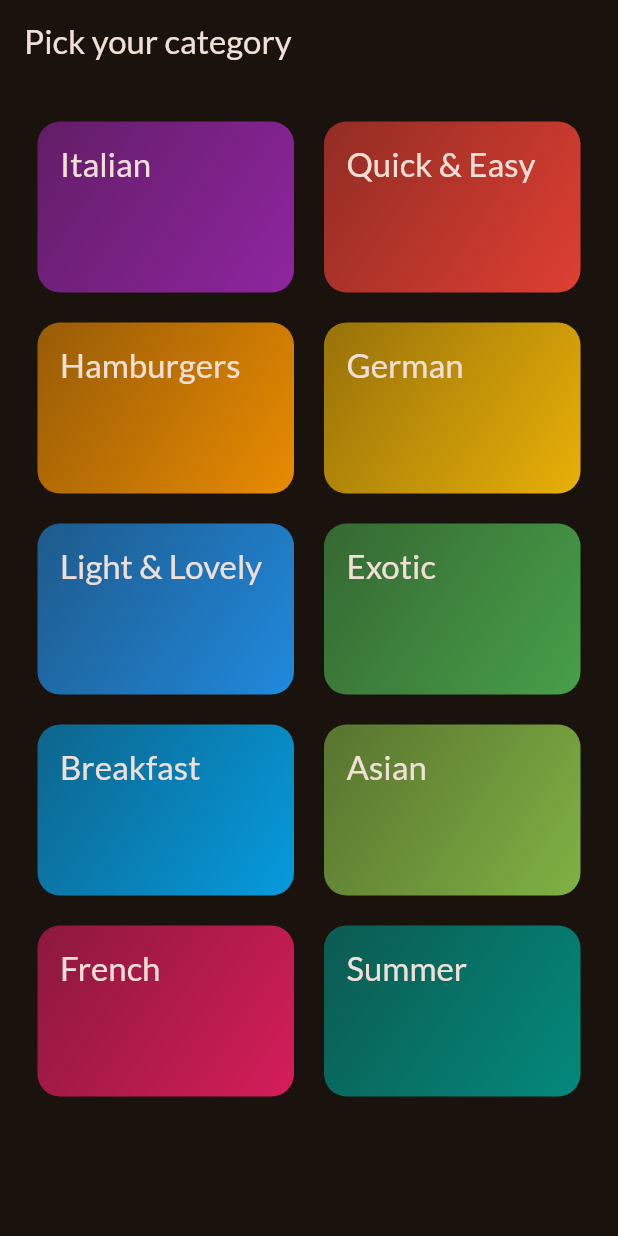
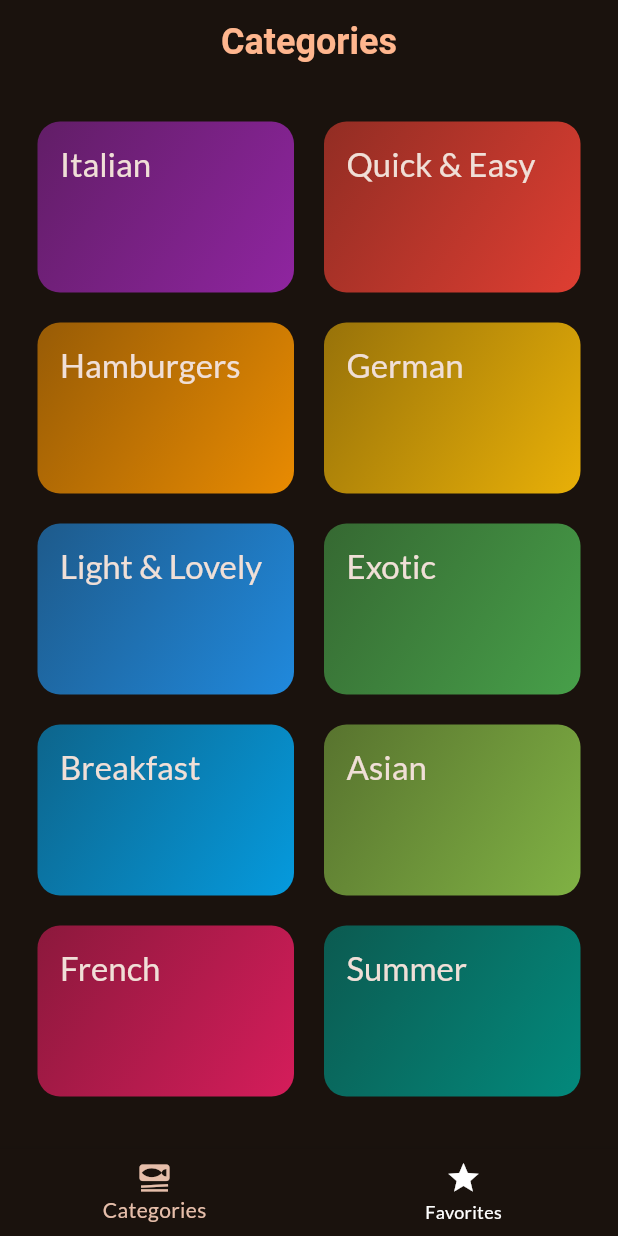
Before and after one commit to Nyctophilia58/meal_app, a Flutter app: the screen it shows after launch, on a phone screen of 412 x 824 dp. Run offline on Flutter 3.47's test engine with Material 3 defaults, Android fonts, the phone set to English and light mode, and no system bars; our stand-ins replace google_fonts, transparent_image.

```diff
--- a/lib/main.dart
+++ b/lib/main.dart
@@ -1,6 +1,6 @@
 import 'package:flutter/material.dart';
 import 'package:google_fonts/google_fonts.dart';
-import 'package:meal_app/screens/categories.dart';
+import 'package:meal_app/screens/tabs.dart';
 
 final theme = ThemeData(
   useMaterial3: true,
@@ -23,7 +23,7 @@ class MyApp extends StatelessWidget {
   Widget build(BuildContext context) {
     return MaterialApp(
       theme: theme,
-      home: const CategoriesScreen(),
+      home: const TabsScreen(),
     );
   }
 }
--- a/lib/screens/categories.dart
+++ b/lib/screens/categories.dart
@@ -22,11 +22,7 @@ class CategoriesScreen extends StatelessWidget{
 
   @override
   Widget build(BuildContext context){
-    return Scaffold(
-      appBar: AppBar(
-        title: const Text('Pick your category'),
-      ),
-      body: GridView(
+    return GridView(
         padding: const EdgeInsets.all(25),
         gridDelegate: SliverGridDelegateWithFixedCrossAxisCount(
           crossAxisCount: 2,
@@ -41,7 +37,6 @@ class CategoriesScreen extends StatelessWidget{
               _selectCategory(context, category);
             },),
         ],
-      )
-    );
+      );
   }
 }
--- a/lib/screens/meals.dart
+++ b/lib/screens/meals.dart
@@ -4,9 +4,9 @@ import '../models/meal.dart';
 import 'meal_detail_screen.dart';
 
 class MealsScreen extends StatelessWidget {
-  const MealsScreen({super.key, required this.title, required this.meals});
+  const MealsScreen({super.key, this.title, required this.meals});
 
-  final String title;
+  final String? title;
   final List<Meal> meals;
 
   void _selectMeal(BuildContext context, Meal meal){
@@ -50,9 +50,12 @@ class MealsScreen extends StatelessWidget {
       );
     }
 
+    if(title == null){
+      return content;
+    }
     return Scaffold(
       appBar: AppBar(
-        title: Text(title),
+        title: Text(title!),
       ),
       body: content,
     );
--- /dev/null
+++ b/lib/screens/tabs.dart
@@ -0,0 +1,66 @@
+import 'package:flutter/cupertino.dart';
+import 'package:flutter/material.dart';
+import 'categories.dart';
+import 'meals.dart';
+
+
+class TabsScreen extends StatefulWidget {
+  const TabsScreen({super.key});
+  @override
+  _TabsScreenState createState() => _TabsScreenState();
+}
+
+class _TabsScreenState extends State<TabsScreen> {
+  int _selectedPageIndex = 0;
+
+  void _selectPage(int index) {
+    setState(() {
+      _selectedPageIndex = index;
+    });
+  }
+
+  @override
+  Widget build(BuildContext context) {
+    Widget activePage = CategoriesScreen();
+    var activePageTitle = 'Categories';
+
+    if (_selectedPageIndex == 1) {
+      activePage = const MealsScreen(meals: []);
+      activePageTitle = 'Favorites';
+    }
+    return Scaffold(
+      appBar: AppBar(
+        title: Text(activePageTitle),
+        centerTitle: true,
+        titleTextStyle: TextStyle(
+          color: Theme.of(context).colorScheme.primary,
+          fontSize: 24,
+          fontWeight: FontWeight.bold,
+        ),
+      ),
+      body: activePage,
+      bottomNavigationBar: BottomNavigationBar(
+        onTap: _selectPage,
+        backgroundColor: Theme
+            .of(context)
+            .primaryColor,
+        unselectedItemColor: Colors.white,
+        selectedItemColor: Theme
+            .of(context)
+            .colorScheme
+            .secondary,
+        currentIndex: _selectedPageIndex,
+        items: const [
+          BottomNavigationBarItem(
+            icon: Icon(Icons.set_meal),
+            label: 'Categories',
+          ),
+          BottomNavigationBarItem(
+            icon: Icon(Icons.star),
+            label: 'Favorites',
+          ),
+        ],
+      ),
+    );
+  }
+}
```
Also changed, not shown: lib/screens/favorite_screen.dart (added).
